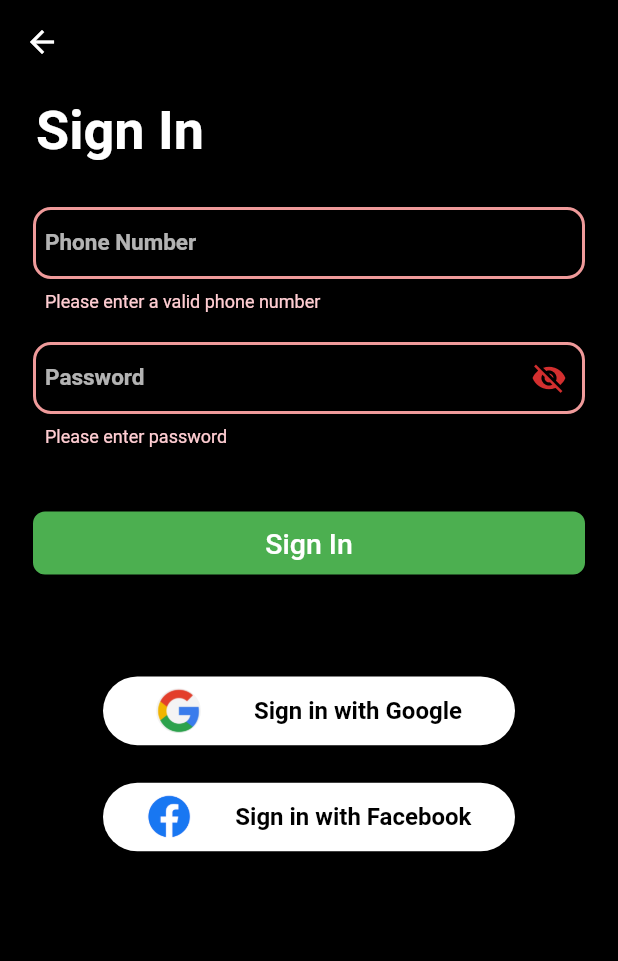
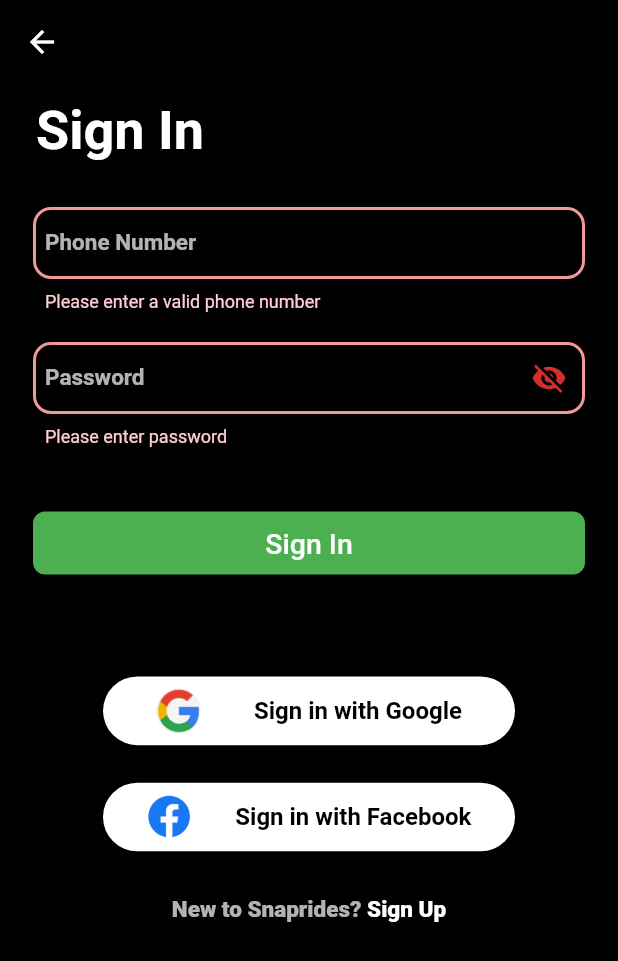
Before and after one commit to shelendravashishtha2/snaprides, a Flutter app: the Login screen opened by its route, after a tap on "Sign In", on a phone screen of 412 x 824 dp. Shown: the top 961 px of the screen. Run offline on Flutter 3.47's test engine with Material 2 defaults, Android fonts, the phone set to English and light mode, and no system bars; our stand-ins replace cloud_firestore, firebase_auth, firebase_core, fluttertoast, font_awesome_flutter, google_fonts and 3 more; accounts and stored records are empty.

Commit message:
google sign in added

```diff
--- a/lib/main.dart
+++ b/lib/main.dart
@@ -4,6 +4,7 @@ import 'package:provider/provider.dart';
 import 'package:snaprides/components/BottomNav.dart';
 import 'package:snaprides/screens/home.dart';
 import 'package:snaprides/screens/login.dart';
+import 'package:snaprides/screens/signup.dart';
 import 'package:snaprides/screens/splash.dart';
 import 'package:snaprides/services/auth.dart';
 import 'package:snaprides/services/userDetails.dart';
@@ -40,7 +41,7 @@ class MyApp extends StatelessWidget {
                       snapshot.connectionState == ConnectionState.waiting
                           ? SplashScreen()
                           : snapshot.data == false
-                              ? Login()
+                              ? SignUp()
                               : BottomNav(),
                 ),
           routes: {
--- a/lib/screens/home.dart
+++ b/lib/screens/home.dart
@@ -34,8 +34,7 @@ class _HomeScreenState extends State<HomeScreen> {
     double width = MediaQuery.of(context).size.width;
     return SafeArea(
       child: Scaffold(
-          drawer: DrawerWidget(
-              isAuthenticated: isAuthenticated, userDetails: userDetails),
+          drawer: DrawerWidget(userDetails: userDetails),
           backgroundColor: Colors.black,
           body: SingleChildScrollView(
             child: Padding(
--- a/lib/screens/login.dart
+++ b/lib/screens/login.dart
@@ -135,7 +135,23 @@ class _LoginState extends State<Login> {
                           ),
                         ),
                   onPressed: () async {
-                    if (_formKey.currentState.validate() == true) {}
+                    if (_formKey.currentState.validate() == true) {
+                      showDialog(
+                          barrierDismissible: false,
+                          context: context,
+                          builder: (BuildContext context) {
+                            return loadingDialog('Sending OTP');
+                          });
+                      bool success =
+                          await Provider.of<Auth>(context, listen: false)
+                              .logInPhone({
+                        'phone': countryDialCode + _phoneController.text,
+                        'password': _passwordController.text,
+                      }, true, context);
+                      if (!success) {
+                        Navigator.of(context).pop();
+                      }
+                    }
                   },
                   style: ButtonStyle(
                     padding: MaterialStateProperty.all(
@@ -160,13 +176,62 @@ class _LoginState extends State<Login> {
               SocialButton(
                 'Sign in with Google',
                 'assets/images/google.jpeg',
-                () {},
+                () async {
+                  showDialog(
+                      barrierDismissible: false,
+                      context: context,
+                      builder: (BuildContext context) {
+                        return loadingDialog('Signing In With Google');
+                      });
+                  try {
+                    await Provider.of<Auth>(context, listen: false)
+                        .signInWithGoogle(context);
+                  } catch (e) {}
+
+                  Navigator.of(context).pop();
+                },
               ),
               SocialButton(
                 'Sign in with Facebook',
                 'assets/images/facebook.png',
                 () {},
               ),
+              SizedBox(
+                height: 30,
+              ),
+              Center(
+                child: Row(
+                  mainAxisAlignment: MainAxisAlignment.center,
+                  children: [
+                    Text(
+                      'New to Snaprides? ',
+                      style: TextStyle(
+                        fontSize: 15,
+                        fontWeight: FontWeight.w800,
+                        color: Colors.white70,
+                      ),
+                    ),
+                    InkWell(
+                      onTap: () {
+                        Navigator.pushReplacement(
+                          context,
+                          MaterialPageRoute(
+                            builder: (context) => Login(),
+                          ),
+                        );
+                      },
+                      child: Text(
+                        'Sign Up',
+                        style: TextStyle(
+                          fontSize: 15,
+                          fontWeight: FontWeight.w800,
+                          color: Colors.white,
+                        ),
+                      ),
+                    ),
+                  ],
+                ),
+              )
             ],
           ),
         ),
--- a/pubspec.yaml
+++ b/pubspec.yaml
@@ -29,6 +29,7 @@ dependencies:
   http: ^0.13.1
   shared_preferences: ^2.0.5
   firebase_auth: ^1.0.3
+  google_sign_in: ^5.0.7
   firebase_core: ^1.0.3
   cloud_firestore: ^1.0.4
   firebase_storage: ^8.0.5
```
Also changed, not shown: lib/components/DrawerWidget.dart (+7 -4 lines), lib/screens/signup.dart (+13 -1 lines), lib/screens/verifyOtp.dart (+8 -2 lines), lib/services/auth.dart (+32 -1 lines), pubspec.lock, 5 other files.
